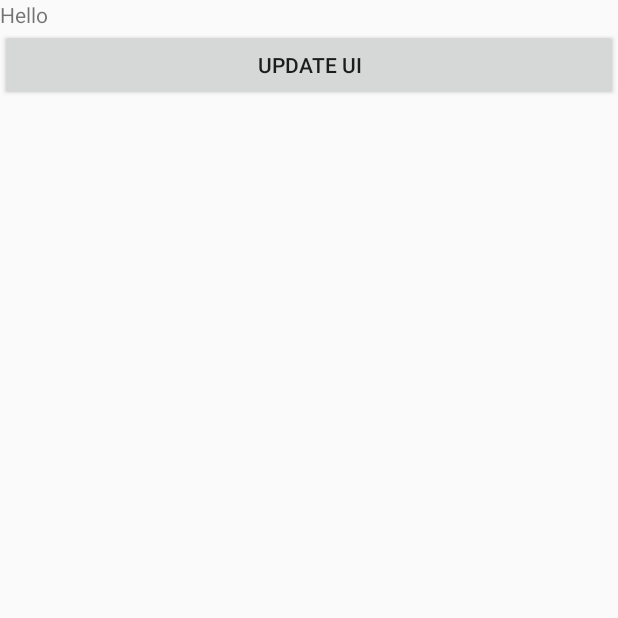
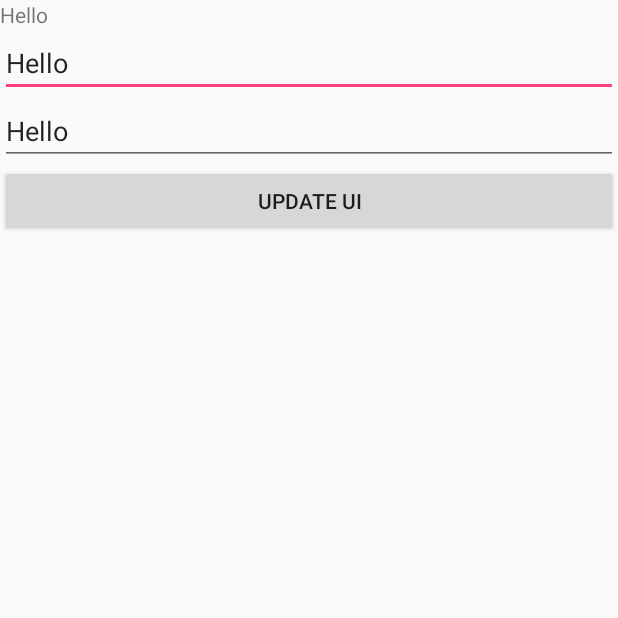
Before and after one commit to garciaraul85/TestExample, an Android app: the screen it shows after launch (MainActivity), after a tap on "UPDATE UI", on a phone screen of 412 x 824 dp, the top half of it. Run offline under Robolectric (Android 15) with nearby library versions, the phone set to English and light mode, and no system bars.

```diff
--- a/app/src/main/java/com/android/testcode/features/MainActivity.java
+++ b/app/src/main/java/com/android/testcode/features/MainActivity.java
@@ -1,12 +1,11 @@
 package com.android.testcode.features;
 
 import android.content.Intent;
+import android.os.Bundle;
 import android.os.Handler;
 import android.support.v7.app.AppCompatActivity;
-import android.os.Bundle;
-import android.util.Log;
-import android.view.View;
 import android.widget.Button;
+import android.widget.EditText;
 import android.widget.TextView;
 
 import com.android.testcode.R;
@@ -15,11 +14,17 @@ import com.android.testcode.features.service.MyResultReceiver;
 
 import java.lang.ref.WeakReference;
 
+import static com.android.testcode.features.service.MyIntentService.ACTION_BAZ;
+import static com.android.testcode.features.service.MyIntentService.EXTRA_PARAM1;
+import static com.android.testcode.features.service.MyIntentService.EXTRA_PARAM2;
+import static com.android.testcode.features.service.MyIntentService.RESULT_RECEIVER;
+
 public class MainActivity extends AppCompatActivity {
 
-    private static final String TAG = "MainActivity";
-    TextView label;
-    Button button;
+    private TextView label;
+    private EditText valAlpha;
+    private EditText valBeta;
+    private Button button;
 
     @Override
     protected void onCreate(Bundle savedInstanceState) {
@@ -28,6 +33,8 @@ public class MainActivity extends AppCompatActivity {
 
         label = findViewById(R.id.label);
         button = findViewById(R.id.button);
+        valAlpha = findViewById(R.id.alpha);
+        valBeta = findViewById(R.id.beta);
 
         button.setOnClickListener(view -> {
             doBaz();
@@ -35,7 +42,17 @@ public class MainActivity extends AppCompatActivity {
     }
 
     private void doBaz() {
-        MyIntentService.startServiceForBaz(this, "1", "1", new MyResultReceiverResult(this));
+        MyResultReceiver resultReceiver = new MyResultReceiver(new Handler(getMainLooper()));
+        resultReceiver.setReceiver(new MyResultReceiverResult(this));
+
+        Intent intent = new Intent(getApplicationContext(), MyIntentService.class);
+        intent.setAction(ACTION_BAZ);
+        intent.putExtra(EXTRA_PARAM1, valAlpha.getText().toString());
+        intent.putExtra(EXTRA_PARAM2, valBeta.getText().toString());
+        intent.putExtra(RESULT_RECEIVER, resultReceiver);
+        startService(intent);
+
+//        MyIntentService.startServiceForBaz(this, "1", "1", new MyResultReceiverResult(this));
     }
 
     private static class MyResultReceiverResult implements MyResultReceiver.ResultReceiverCallBack<String> {
--- a/app/src/main/java/com/android/testcode/features/service/MyIntentService.java
+++ b/app/src/main/java/com/android/testcode/features/service/MyIntentService.java
@@ -17,14 +17,13 @@ import android.os.ResultReceiver;
 public class MyIntentService extends IntentService {
     // TODO: Rename actions, choose action names that describe tasks that this
     // IntentService can perform, e.g. ACTION_FETCH_NEW_ITEMS
-    private static final String ACTION_BAZ = "com.android.testcode.features.service.action.BAZ";
+    public static final String ACTION_BAZ = "com.android.testcode.features.service.action.BAZ";
 
     // TODO: Rename parameters
-    private static final String EXTRA_PARAM1 = "com.android.testcode.features.service.extra.PARAM1";
-    private static final String EXTRA_PARAM2 = "com.android.testcode.features.service.extra.PARAM2";
+    public static final String EXTRA_PARAM1 = "com.android.testcode.features.service.extra.PARAM1";
+    public static final String EXTRA_PARAM2 = "com.android.testcode.features.service.extra.PARAM2";
 
-
-    private static final String RESULT_RECEIVER = "RESULT_RECEIVER";
+    public static final String RESULT_RECEIVER = "RESULT_RECEIVER";
 
     public MyIntentService() {
         super("MyIntentService");
--- a/app/src/main/res/layout/activity_main.xml
+++ b/app/src/main/res/layout/activity_main.xml
@@ -13,6 +13,18 @@
         android:layout_height="wrap_content"
         android:text="Hello"/>
 
+    <EditText
+        android:id="@+id/alpha"
+        android:layout_width="match_parent"
+        android:layout_height="wrap_content"
+        android:text="Hello"/>
+
+    <EditText
+        android:id="@+id/beta"
+        android:layout_width="match_parent"
+        android:layout_height="wrap_content"
+        android:text="Hello"/>
+
     <Button
         android:id="@+id/button"
         android:layout_width="match_parent"
```
